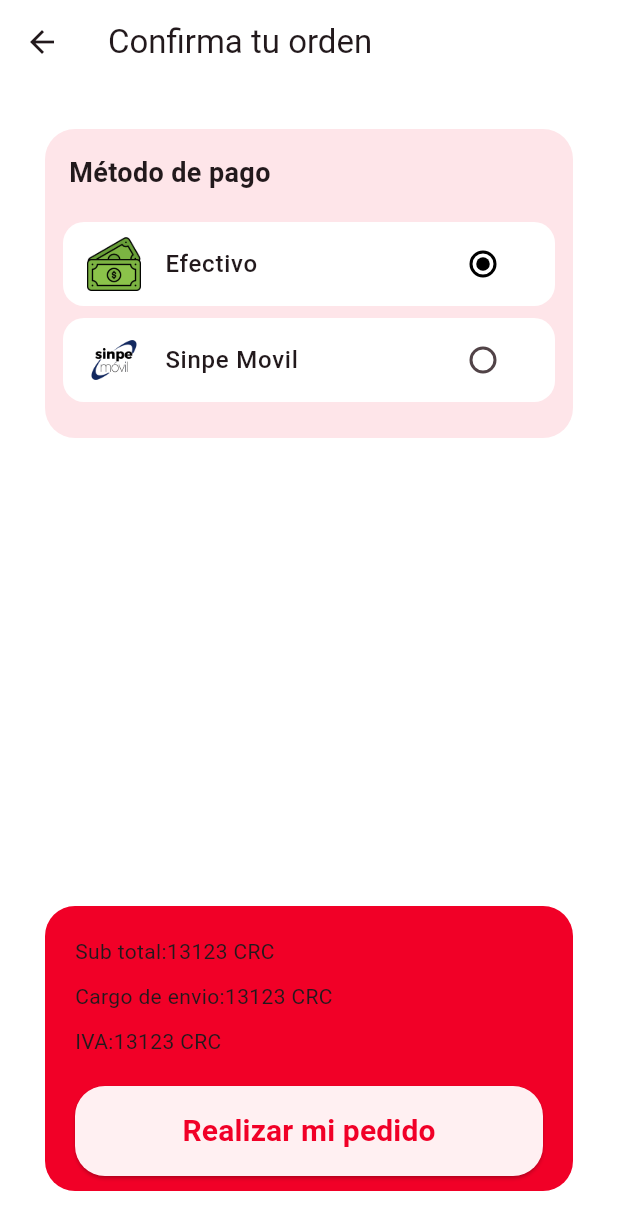
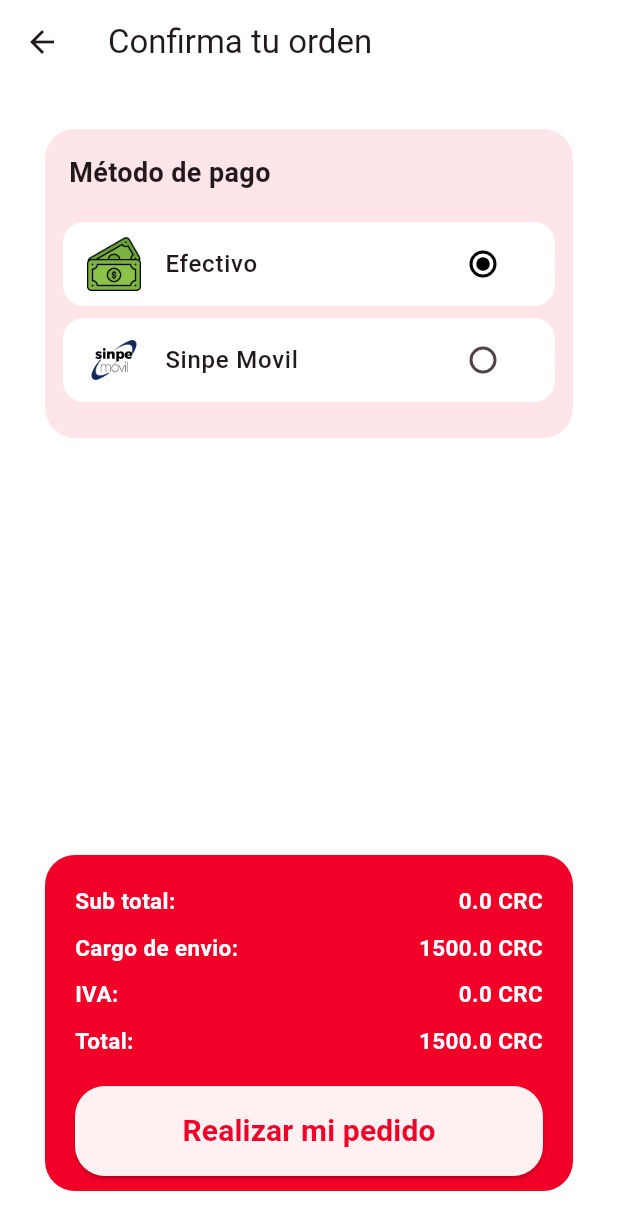
Before and after one commit to AkionAG7/Nicoya_Now_Flutter, a Flutter app: the BottomNavigator screen opened by its route, item 3 of the bottom bar chosen, after a tap on "Confirmar orden", on a phone screen of 412 x 824 dp. Shown: the top 1230 px of the screen. Run offline on Flutter 3.47's test engine with Material 3 defaults, Android fonts, the phone set to English and light mode, and no system bars; our stand-ins replace dartz, file_picker, flutter_dotenv, get_it, google_maps_flutter, image_picker and 4 more; accounts and stored records are empty.

Commit message:
logica y funcionalidad de aceptar pedido y recargado de carrito al añadir o sacar produtos del carrito

```diff
--- a/lib/app/features/order/presentation/pages/Carrito.dart
+++ b/lib/app/features/order/presentation/pages/Carrito.dart
@@ -15,6 +15,27 @@ class Carrito extends StatefulWidget {
 
 class _CarritoState extends State<Carrito> {
   List<Map<String, dynamic>> _items = [];
+
+  Future<void> cargarProductos() async {
+    final supa = Supabase.instance.client;
+    final userId = supa.auth.currentUser?.id;
+
+    if (userId != null) {
+      final orderDatasource = OrderDatasourceImpl(supabaseClient: supa);
+      final data = await orderDatasource.getOrderByUserId(userId);
+      setState(() {
+        _items = data;
+      });
+    }
+  }
+
+  double calcularTotal() {
+    return _items.fold(0.0, (total, item) {
+      final product = item['product'] as Product;
+      final quantity = item['quantity'] as int;
+      return total + (product.price * quantity);
+    });
+  }
 
   void incrementarCantidad(int index) {
     setState(() {
@@ -66,10 +87,21 @@ class _CarritoState extends State<Carrito> {
   }
 
   @override
+  void didChangeDependencies() {
+    super.didChangeDependencies();
+
+    // Esto se llama cada vez que la pestaña se vuelve visible
+    if (ModalRoute.of(context)?.isCurrent ?? false) {
+      cargarProductos();
+    }
+  }
+
+  @override
   void initState() {
     super.initState();
     final supa = Supabase.instance.client;
     final userId = supa.auth.currentUser?.id;
+    cargarProductos();
 
     if (userId != null) {
       final orderDatasource = OrderDatasourceImpl(supabaseClient: supa);
@@ -245,7 +277,9 @@ class _CarritoState extends State<Carrito> {
                 ),
                 onPressed: () async {
                   actualizarCarrito();
-                  Navigator.pushNamed(context, Routes.pago);
+                  final total = calcularTotal();
+                  Navigator.pushNamed(context, Routes.pago, arguments: total);
+                  await cargarProductos();
                 },
                 child: Text(
                   'Confirmar orden',
--- a/lib/app/features/order/presentation/pages/Pago.dart
+++ b/lib/app/features/order/presentation/pages/Pago.dart
@@ -1,4 +1,6 @@
 import 'package:flutter/material.dart';
+import 'package:nicoya_now/app/features/order/data/datasources/order_datasource.dart';
+import 'package:supabase_flutter/supabase_flutter.dart';
 
 enum PaymentMethod { Efectivo, Sinpe }
 
@@ -11,14 +13,25 @@ class Pago extends StatefulWidget {
 
 class _PagoState extends State<Pago> {
   PaymentMethod _metodoSeleccionado = PaymentMethod.Efectivo;
+  final double _costoEnvio = 1500.0;
+  late double _iva;
+  late double _precioTotal;
 
   @override
   Widget build(BuildContext context) {
+    final total = ModalRoute.of(context)?.settings.arguments as double?;
+    _iva = total! * 0.13;
+    _precioTotal = total + _costoEnvio + _iva;
     return Scaffold(
       appBar: AppBar(title: const Text('Confirma tu orden')),
       body: SafeArea(
         child: Padding(
-          padding: const EdgeInsets.only(left: 30, right: 30, top: 30,bottom: 30),
+          padding: const EdgeInsets.only(
+            left: 30,
+            right: 30,
+            top: 30,
+            bottom: 30,
+          ),
           child: Column(
             mainAxisAlignment: MainAxisAlignment.spaceBetween,
             children: [
@@ -131,15 +144,97 @@ class _PagoState extends State<Pago> {
                   padding: const EdgeInsets.only(left: 20, right: 20, top: 20),
                   child: Column(
                     children: [
-                      Row(children: [Text('Sub total:'), Text('13123 CRC')]),
+                      Row(
+                        mainAxisAlignment: MainAxisAlignment.spaceBetween,
+                        children: [
+                          Text(
+                            'Sub total:',
+                            style: TextStyle(
+                              fontWeight: FontWeight.bold,
+                              color: Colors.white,
+                              fontSize: 15,
+                            ),
+                          ),
+                          Text(
+                            '$total CRC',
+                            style: TextStyle(
+                              fontWeight: FontWeight.bold,
+                              color: Colors.white,
+                              fontSize: 15,
+                            ),
+                          ),
+                        ],
+                      ),
                       SizedBox(height: 10),
 
                       Row(
-                        children: [Text('Cargo de envio:'), Text('13123 CRC')],
+                        mainAxisAlignment: MainAxisAlignment.spaceBetween,
+                        children: [
+                          Text(
+                            'Cargo de envio:',
+                            style: TextStyle(
+                              fontWeight: FontWeight.bold,
+                              color: Colors.white,
+                              fontSize: 15,
+                            ),
+                          ),
+                          Text(
+                            '$_costoEnvio CRC',
+                            style: TextStyle(
+                              fontWeight: FontWeight.bold,
+                              color: Colors.white,
+                              fontSize: 15,
+                            ),
+                          ),
+                        ],
                       ),
                       SizedBox(height: 10),
 
-                      Row(children: [Text('IVA:'), Text('13123 CRC')]),
+                      Row(
+                        mainAxisAlignment: MainAxisAlignment.spaceBetween,
+                        children: [
+                          Text(
+                            'IVA:',
+                            style: TextStyle(
+                              fontWeight: FontWeight.bold,
+                              color: Colors.white,
+                              fontSize: 15,
+                            ),
+                          ),
+                          Text(
+                            '$_iva CRC',
+                            style: TextStyle(
+                              fontWeight: FontWeight.bold,
+                              color: Colors.white,
+                              fontSize: 15,
+                            ),
+                          ),
+                        ],
+                      ),
+
+                      SizedBox(height: 10),
+
+                      Row(
+                        mainAxisAlignment: MainAxisAlignment.spaceBetween,
+                        children: [
+                          Text(
+                            'Total:',
+                            style: TextStyle(
+                              fontWeight: FontWeight.bold,
+                              color: Colors.white,
+                              fontSize: 15,
+                            ),
+                          ),
+                          Text(
+                            '$_precioTotal CRC',
+                            style: TextStyle(
+                              fontWeight: FontWeight.bold,
+                              color: Colors.white,
+                              fontSize: 15,
+                            ),
+                          ),
+                        ],
+                      ),
                       SizedBox(height: 20),
 
                       SizedBox(
@@ -151,13 +246,28 @@ class _PagoState extends State<Pago> {
                               borderRadius: BorderRadius.circular(20),
                             ),
                           ),
-                          onPressed: () => print('funcion'),
-                          child: Text('Realizar mi pedido',
-                          style: TextStyle(
-                            color: Color(0xFFf10027),
-                            fontSize: 20,
-                            fontWeight: FontWeight.bold,
-                          ),),
+                          onPressed: () async {
+                            final supa = Supabase.instance.client;
+                            final userId = supa.auth.currentUser?.id;
+
+                            if (userId != null) {
+                              final datasource = OrderDatasourceImpl(
+                                supabaseClient: supa,
+                              );
+                              await datasource.confirmOrder(
+                                userId,
+                              ); // Cambia el estado en la DB
+                            }
+                            Navigator.pushNamed(context, '/orderSuccess');
+                          },
+                          child: Text(
+                            'Realizar mi pedido',
+                            style: TextStyle(
+                              color: Color(0xFFf10027),
+                              fontSize: 20,
+                              fontWeight: FontWeight.bold,
+                            ),
+                          ),
                         ),
                       ),
                       SizedBox(height: 10),
--- a/lib/app/features/products/presentation/pages/ProductDetail.dart
+++ b/lib/app/features/products/presentation/pages/ProductDetail.dart
@@ -298,7 +298,9 @@ class _ProductDetailState extends State<ProductDetail> {
                           lat: addressReponse['lat'],
                           lng: addressReponse['lng'],
                           note: addressReponse['note'],
-                          created_at: DateTime.parse(addressReponse['created_at']),
+                          created_at: DateTime.parse(
+                            addressReponse['created_at'],
+                          ),
                         );
                         await OrderItemDatasource.addProductToOrder(
                           costumerId,
@@ -306,6 +308,7 @@ class _ProductDetailState extends State<ProductDetail> {
                           cantidad,
                           address,
                         );
+                        Navigator.pop(context, true);
                       },
                       style: ElevatedButton.styleFrom(
                         backgroundColor: Color(0xFFf10027),
--- a/lib/app/interface/Widgets/BottomNavigator.dart
+++ b/lib/app/interface/Widgets/BottomNavigator.dart
@@ -13,10 +13,11 @@ class BottomNavigator extends StatefulWidget {
 
 class _BottomNavigatorState extends State<BottomNavigator> {
   int _currentIndex = 0;
+  Key _carritoKey = UniqueKey();
 
-  final List<Widget> _pages = const [
+  final List<Widget> _pages = [
     HomeFood(),
-    Carrito(),
+    const Placeholder(),
     Carrito(),
     HomeFood(),
   ];
@@ -29,7 +30,18 @@ class _BottomNavigatorState extends State<BottomNavigator> {
         backgroundColor: const Color(0xFFf10027),
 
         currentIndex: _currentIndex,
-        onTap: (i) => setState(() => _currentIndex = i),
+        onTap: (i) {
+          if (i == 2) {
+            // Forzar que Carrito
+            setState(() {
+              _carritoKey = UniqueKey();
+              _currentIndex = i;
+            });
+          } else {
+            setState(() => _currentIndex = i);
+          }
+        },
+
         type: BottomNavigationBarType.fixed,
         selectedItemColor: Colors.grey[400],
         unselectedItemColor: Colors.white,
```
Also changed, not shown: lib/app/features/order/data/datasources/order_datasource.dart (+12 -0 lines), lib/app/interface/Widgets/OrderSucces.dart (+11 -8 lines).
